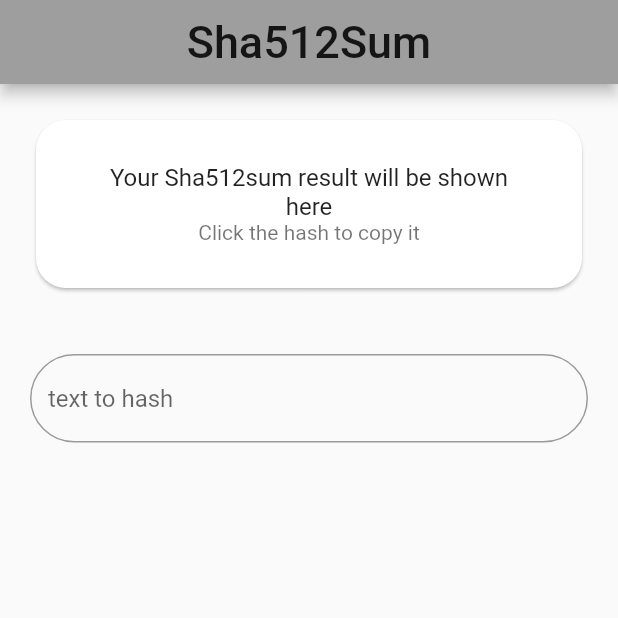
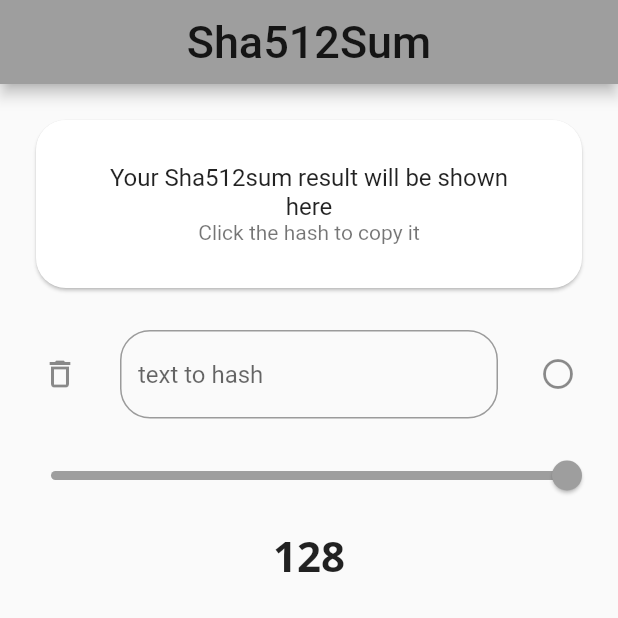
Before and after one commit to asimos-bot/sha512sum, a Flutter app: the screen it shows after launch, on a phone screen of 412 x 824 dp, the top half of it. Run offline on Flutter 3.47's test engine with Material 2 defaults, Android fonts, the phone set to English and light mode, and no system bars; Roboto replaces fonts that are missing (Open Sans).

Commit message:
add password mode, text delete button and slider to set text size

```diff
--- a/lib/panel.dart
+++ b/lib/panel.dart
@@ -13,10 +13,28 @@ class PanelState extends State<Panel> {
 
   final _controller = TextEditingController();
 
-  String hash="Your Sha512sum result will be shown here";
+  final hintText = "Your Sha512sum result will be shown here";
+
+  String hash;
+  int hashSize=128;
+
+  PanelState() {
+    hash = hintText;
+  }
+
+  bool passwd=true;
 
   //update saved hash value
-  void updateHash() => setState(() => hash = sha512.convert(utf8.encode(_controller.text)).toString());
+  void updateHash() {
+
+    setState(() {
+
+      if( _controller.text != "" )
+        hash = sha512.convert(utf8.encode(_controller.text)).toString().substring(0,hashSize);
+      else
+        hash = hintText;
+    });
+  }
 
   //add Listener that will update the hash everytime we type
   void initState() {
@@ -78,18 +96,52 @@ class PanelState extends State<Panel> {
 
             //where we put the content to be hashed
             Padding(
-                padding: EdgeInsets.all(20.0),
-                child: TextField(
+              padding: EdgeInsets.all(0.0),
+              child: ListTile(
+                leading: IconButton(
+                  icon: Icon(Icons.delete_outline),
+                  onPressed: () => _controller.text = ""
+                ),
+                trailing: IconButton(
+                  icon: Icon( passwd ? Icons.panorama_fish_eye : Icons.remove_circle_outline),
+                  onPressed: () => setState(() => passwd = !passwd)
+                ),
+                title: TextField(
+                  obscureText: passwd,
                   controller: _controller,
                   decoration: InputDecoration(
                     border: OutlineInputBorder(
                       borderRadius: BorderRadius.all(
-                                Radius.circular(30)
+                        Radius.circular(20)
                       )
                     ),
                     hintText: 'text to hash'
                   )
                 )
+              )
+            ),
+
+            Padding(
+              padding: EdgeInsets.all(10.0),
+              child: Slider(
+                min: 1,
+                max: 128,
+                onChanged: (newValue) {
+                  hashSize = newValue.round();
+                  updateHash();
+                },
+                value: hashSize.toDouble()
+              )
+            ),
+
+            Text(
+              '${hashSize}',
+              textAlign: TextAlign.center,
+              textScaleFactor: 2,
+              style: TextStyle(
+                fontWeight: FontWeight.bold,
+                fontFamily: 'Open Sans'
+              ),
             )
 
           ],
```
Lines whose indentation alone changed are shown as unchanged.
